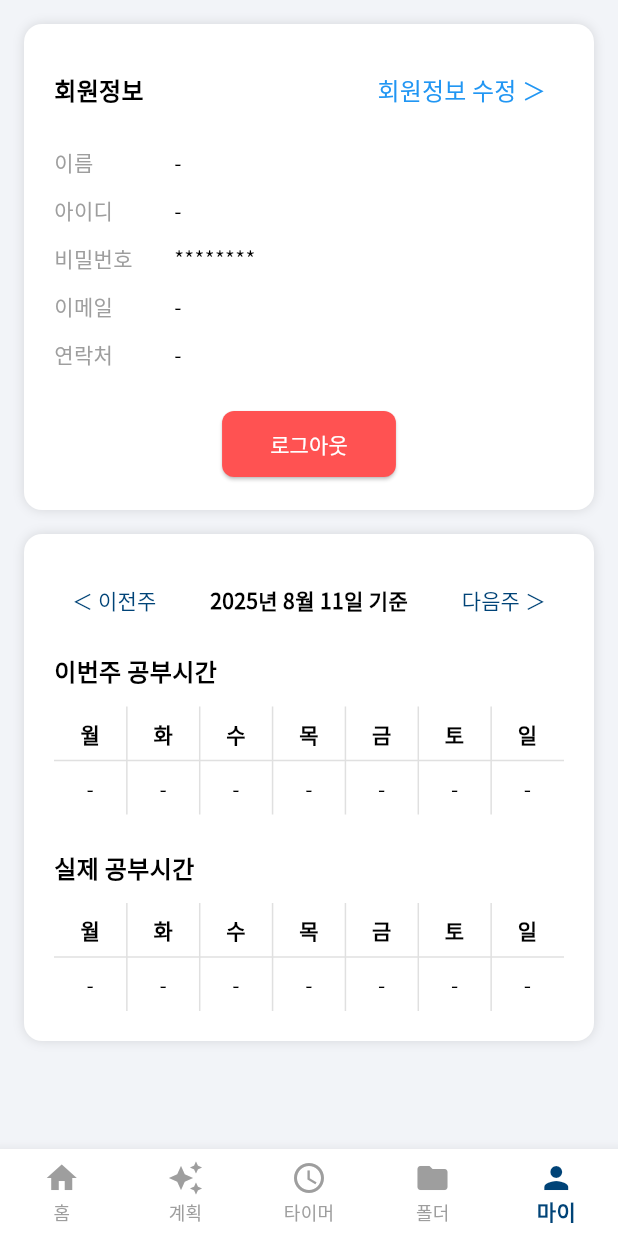
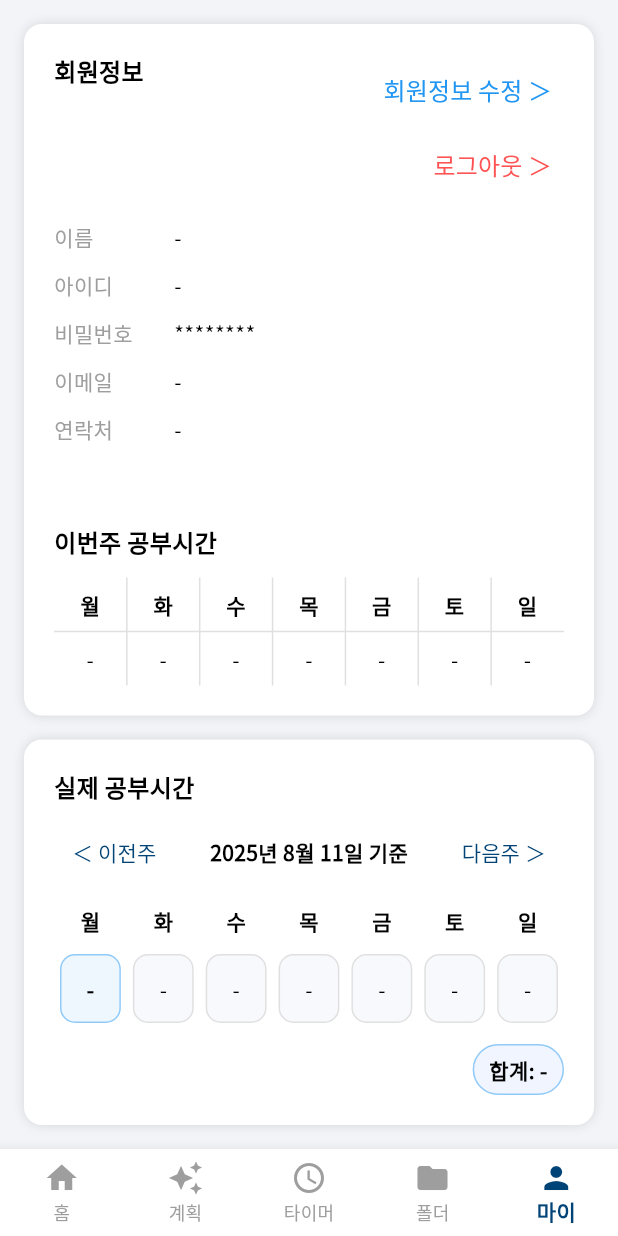
Before and after one commit to yujin0720/yuminsu, a Flutter app: the PageViewContainer screen opened directly, swiped to page 5, on a phone screen of 412 x 824 dp. Run offline on Flutter 3.47's test engine with Material 3 defaults, Android fonts, the phone set to English and light mode, and no system bars; our stand-ins replace cached_network_image, flutter_colorpicker, flutter_secure_storage, google_fonts, path_drawing, percent_indicator and 3 more; missing offline and left inert: file_selector; accounts and stored records are empty; network calls fail.

Commit message:
최종 업데이트

```diff
--- a/frontend/lib/folder_home_page.dart
+++ b/frontend/lib/folder_home_page.dart
@@ -71,7 +71,7 @@ void _openChat() {
                     padding: const EdgeInsets.fromLTRB(16, 12, 8, 8),
                     child: Row(
                       children: [
-                        const Text('고객 문의 챗봇', style: TextStyle(fontSize: 18, fontWeight: FontWeight.bold)),
+                        const Text('챗봇', style: TextStyle(fontSize: 18, fontWeight: FontWeight.bold)),
                         const Spacer(),
                         IconButton(
                           icon: const Icon(Icons.close),
--- a/frontend/lib/mypage.dart
+++ b/frontend/lib/mypage.dart
@@ -32,6 +32,25 @@ class _MyPageState extends State<MyPage> {
   DateTime selectedWeek = DateTime.now();
 
   final List<String> days = ['월', '화', '수', '목', '금', '토', '일'];
+
+  DateTime _mondayOf(DateTime d) => d.subtract(Duration(days: d.weekday - 1));
+
+DateTime _dateOfDayInSelectedWeek(String day) {
+  final idx = days.indexOf(day); // 0~6
+  return _mondayOf(selectedWeek).add(Duration(days: idx));
+}
+
+String _fmtMinutes(int minutes) {
+  if (minutes <= 0) return '-';
+  final h = minutes ~/ 60, m = minutes % 60;
+  if (h > 0 && m > 0) return '${h}h ${m}m';
+  if (h > 0) return '${h}h';
+  return '${m}m';
+}
+
+DateTime _strip(DateTime d) => DateTime(d.year, d.month, d.day);
+bool _isFutureDate(DateTime d) => _strip(d).isAfter(_strip(DateTime.now()));
+
 
   Map<String, String> weeklyStudyTime = {
     '월': '',
@@ -94,49 +113,101 @@ Widget build(BuildContext context) {
     child: Column(
       crossAxisAlignment: CrossAxisAlignment.start,
       children: [
+        // ── 회원정보 헤더
         Row(
   mainAxisAlignment: MainAxisAlignment.spaceBetween,
+  crossAxisAlignment: CrossAxisAlignment.start, // 헤더 텍스트와 위쪽 정렬
   children: [
     const Text('회원정보', style: TextStyle(fontWeight: FontWeight.bold, fontSize: 16)),
+    Column(
+      crossAxisAlignment: CrossAxisAlignment.end, // 오른쪽 정렬
+      children: [
+        // 회원정보 수정 (위)
         TextButton(
           onPressed: () async {
             final result = await Navigator.push(
               context,
               MaterialPageRoute(builder: (context) => const PasswordCheckPage()),
             );
-                  if (result == true) {
-                    await fetchUserProfile();
-                  }
+            if (result == true) await fetchUserProfile();
           },
-                child: const Text('회원정보 수정 ＞', style: TextStyle(fontSize: 16, color: Colors.blue)),
+          style: TextButton.styleFrom(
+            padding: const EdgeInsets.symmetric(horizontal: 8, vertical: 4),
+            foregroundColor: Colors.blue,
+          ),
+          child: const Text('회원정보 수정 ＞', style: TextStyle(fontSize: 16)),
+        ),
+        const SizedBox(height: 2),
+        // 로그아웃 (아래)
+        TextButton(
+          onPressed: _logout,
+          style: TextButton.styleFrom(
+            padding: const EdgeInsets.symmetric(horizontal: 8, vertical: 4),
+            foregroundColor: Colors.redAccent,
+          ),
+          child: const Text('로그아웃 ＞', style: TextStyle(fontSize: 16)),
         ),
       ],
     ),
+  ],
+),
+
+
         const SizedBox(height: 8),
+
+
+
+        // ── 기본 정보
         _buildInfoRow('이름', name),
         _buildInfoRow('아이디', loginId),
         _buildInfoRow('비밀번호', password),
         _buildInfoRow('이메일', email),
         _buildInfoRow('연락처', phone),
 
+
+
+        // ── 구분선
         const SizedBox(height: 20),
-Center(
-  child: ElevatedButton(
-    onPressed: _logout,
-    style: ElevatedButton.styleFrom(
-      backgroundColor: Colors.redAccent,
-      foregroundColor: Colors.white,
-      padding: const EdgeInsets.symmetric(horizontal: 32, vertical: 12),
-      shape: RoundedRectangleBorder(borderRadius: BorderRadius.circular(8)),
+        const Divider(),
+        const SizedBox(height: 12),
+
+        const Text('이번주 공부시간', style: TextStyle(fontWeight: FontWeight.bold, fontSize: 16)),
+        const SizedBox(height: 12),
+
+        // ── 이번주(설정된) 공부시간 표
+        Table(
+          border: TableBorder.symmetric(inside: BorderSide(color: Colors.grey.shade300)),
+          defaultVerticalAlignment: TableCellVerticalAlignment.middle,
+          children: [
+            TableRow(
+              children: days.map((day) {
+                return Padding(
+                  padding: const EdgeInsets.all(8.0),
+                  child: Text(day, textAlign: TextAlign.center,
+                      style: const TextStyle(fontWeight: FontWeight.w600)),
+                );
+              }).toList(),
             ),
-    child: const Text('로그아웃'),
+            TableRow(
+              children: days.map((day) {
+                final raw = weeklyStudyTime[day];
+                final minutes = int.tryParse(raw?.replaceAll('분', '') ?? '');
+                final text = (minutes == null || minutes == 0)
+                    ? '-'
+                    : formatMinutes(minutes);
+                return Padding(
+                  padding: const EdgeInsets.all(8.0),
+                  child: Text(text, textAlign: TextAlign.center),
+                );
+              }).toList(),
             ),
+          ],
         ),
-
       ],
     ),
   );
 }
+
 
   Widget _buildInfoRow(String label, String value) {
     return Padding(
@@ -159,123 +230,119 @@ Widget _buildStudyTimeSection() {
     decoration: BoxDecoration(
       color: Colors.white,
       borderRadius: BorderRadius.circular(12),
-      boxShadow: [BoxShadow(color: Colors.black12, blurRadius: 6)],
+      boxShadow: const [BoxShadow(color: Colors.black12, blurRadius: 6)],
     ),
     child: Column(
       crossAxisAlignment: CrossAxisAlignment.start,
       children: [
-        // ✅ 주차 이동 버튼
+        const Text('실제 공부시간', style: TextStyle(fontWeight: FontWeight.bold, fontSize: 16)),
+        const SizedBox(height: 8),
+
+        // ── 주차 이동 (표 위)
         Row(
           mainAxisAlignment: MainAxisAlignment.spaceBetween,
           children: [
             TextButton(
               onPressed: () async {
-                setState(() {
-                  selectedWeek = selectedWeek.subtract(const Duration(days: 7));
-                });
-
-                int offset = _calculateWeekOffsetFromToday(selectedWeek);
+                setState(() => selectedWeek = selectedWeek.subtract(const Duration(days: 7)));
+                final offset = _calculateWeekOffsetFromToday(selectedWeek);
                 await Provider.of<TimerProvider>(context, listen: false)
                     .loadWeeklyStudyFromServer(weekOffset: offset);
               },
               child: const Text('＜ 이전주'),
             ),
             Builder(builder: (_) {
-                final monday = selectedWeek.subtract(Duration(days: selectedWeek.weekday - 1));
+              final monday = _mondayOf(selectedWeek);
               final mondayText = '${monday.year}년 ${monday.month}월 ${monday.day}일 기준';
-                return Text(
-                  mondayText,
-                  style: const TextStyle(fontWeight: FontWeight.bold),
-                );
+              return Text(mondayText, style: const TextStyle(fontWeight: FontWeight.bold));
             }),
             TextButton(
               onPressed: () async {
-                setState(() {
-                  selectedWeek = selectedWeek.add(const Duration(days: 7));
-                });
-
-                int offset = _calculateWeekOffsetFromToday(selectedWeek);
+                setState(() => selectedWeek = selectedWeek.add(const Duration(days: 7)));
+                final offset = _calculateWeekOffsetFromToday(selectedWeek);
                 await Provider.of<TimerProvider>(context, listen: false)
                     .loadWeeklyStudyFromServer(weekOffset: offset);
-
-
               },
               child: const Text('다음주 ＞'),
             ),
           ],
         ),
+
         const SizedBox(height: 12),
 
-        const Text('이번주 공부시간', style: TextStyle(fontWeight: FontWeight.bold, fontSize: 16)),
-        const SizedBox(height: 12),
+        // ── 예쁜 그리드
+        Consumer<TimerProvider>(
+          builder: (context, timerProvider, child) {
+            // null → 0으로 안전 처리 (계산용), 표시만 '-'로
+            final totalMinutes = days.fold<int>(0, (sum, d) {
+              final cellDate = _dateOfDayInSelectedWeek(d);
+              if (_isFutureDate(cellDate)) return sum; // 미래 날짜는 합계 제외
+              final minutes = (timerProvider.weeklyStudy[d] ?? Duration.zero).inMinutes;
+              return sum + minutes;
+            });
 
-        // 목표 공부시간 테이블
-        Table(
-          border: TableBorder.symmetric(inside: BorderSide(color: Colors.grey.shade300)),
-          defaultVerticalAlignment: TableCellVerticalAlignment.middle,
+
+            return Column(
+              crossAxisAlignment: CrossAxisAlignment.start,
               children: [
-            TableRow(
-              children: days.map((day) {
-                return Padding(
-                  padding: const EdgeInsets.all(8.0),
-                  child: Text(day,
-                      textAlign: TextAlign.center,
-                      style: const TextStyle(fontWeight: FontWeight.w600)),
+                // 요일 헤더
+                Row(
+                  children: days.map((d) => Expanded(
+                    child: Center(
+                      child: Text(d, style: const TextStyle(fontWeight: FontWeight.w600)),
+                    ),
+                  )).toList(),
+                ),
+                const SizedBox(height: 8),
+                // 값 칩들
+                Row(
+                  children: days.map((d) {
+                    final cellDate = _dateOfDayInSelectedWeek(d);
+                    final isToday = _strip(cellDate) == _strip(DateTime.now());
+                    final isFuture = _isFutureDate(cellDate);
+
+                    final minutes = (timerProvider.weeklyStudy[d] ?? Duration.zero).inMinutes;
+                    // 미래 날짜면 항상 '-' 표시
+                    final text = isFuture ? '-' : _fmtMinutes(minutes);
+
+                    return Expanded(
+                      child: Container(
+                        margin: const EdgeInsets.symmetric(horizontal: 4, vertical: 4),
+                        padding: const EdgeInsets.symmetric(vertical: 12),
+                        decoration: BoxDecoration(
+                          color: isToday ? Colors.blue.withOpacity(0.08) : const Color(0xFFF7F9FC),
+                          borderRadius: BorderRadius.circular(10),
+                          border: Border.all(
+                            color: isToday ? Colors.blue.shade200 : Colors.grey.shade300,
+                          ),
+                        ),
+                        child: Center(
+                          child: Text(
+                            text,
+                            style: TextStyle(
+                              fontWeight: isToday ? FontWeight.w700 : FontWeight.w500,
+                            ),
+                          ),
+                        ),
+                      ),
                     );
                   }).toList(),
                 ),
-            TableRow(
-              children: days.map((day) {
-                final raw = weeklyStudyTime[day];
-                final minutes = int.tryParse(raw?.replaceAll('분', '') ?? '');
-                final text = (minutes == null || minutes == 0)
-                    ? '-'
-                    : formatMinutes(minutes);
-                return Padding(
-                  padding: const EdgeInsets.all(8.0),
-                  child: Text(text, textAlign: TextAlign.center),
-                );
-              }).toList(),
+
+                const SizedBox(height: 10),
+                // 주간 합계
+                Align(
+                  alignment: Alignment.centerRight,
+                  child: Container(
+                    padding: const EdgeInsets.symmetric(horizontal: 10, vertical: 6),
+                    decoration: BoxDecoration(
+                      color: const Color(0xFFF1F5FF),
+                      borderRadius: BorderRadius.circular(999),
+                      border: Border.all(color: Colors.blue.shade200),
                     ),
-          ],
+                    child: Text('합계: ${_fmtMinutes(totalMinutes)}',
+                        style: const TextStyle(fontWeight: FontWeight.w600)),
                   ),
-
-        const SizedBox(height: 24),
-
-        const Text('실제 공부시간', style: TextStyle(fontWeight: FontWeight.bold, fontSize: 16)),
-        const SizedBox(height: 12),
-
-        // 실제 공부시간 테이블
-        Consumer<TimerProvider>(
-          builder: (context, timerProvider, child) {
-            final studyMap = timerProvider.weeklyStudy;
-
-            return Table(
-              border: TableBorder.symmetric(inside: BorderSide(color: Colors.grey.shade300)),
-              defaultVerticalAlignment: TableCellVerticalAlignment.middle,
-              children: [
-                TableRow(
-                  children: days.map((day) {
-                    return Padding(
-                      padding: const EdgeInsets.all(8.0),
-                      child: Text(day,
-                          textAlign: TextAlign.center,
-                          style: const TextStyle(fontWeight: FontWeight.w600)),
-                    );
-                  }).toList(),
-                ),
-                TableRow(
-                  children: days.map((day) {
-                    final duration = studyMap[day] ?? Duration.zero;
-                    final minutes = duration.inMinutes;
-                    final text = (minutes == 0)
-                        ? '-'
-                        : '${minutes ~/ 60}h ${minutes % 60}m';
-                    return Padding(
-                      padding: const EdgeInsets.all(8.0),
-                      child: Text(text, textAlign: TextAlign.center),
-                    );
-                  }).toList(),
                 ),
               ],
             );
@@ -285,6 +352,7 @@ Widget _buildStudyTimeSection() {
     ),
   );
 }
+
 
 
   String formatMinutes(int minutes) {
```
Also changed, not shown: frontend/lib/edit_profile_page.dart (+89 -20 lines), 1 other file. Lines whose indentation alone changed are shown as unchanged.
